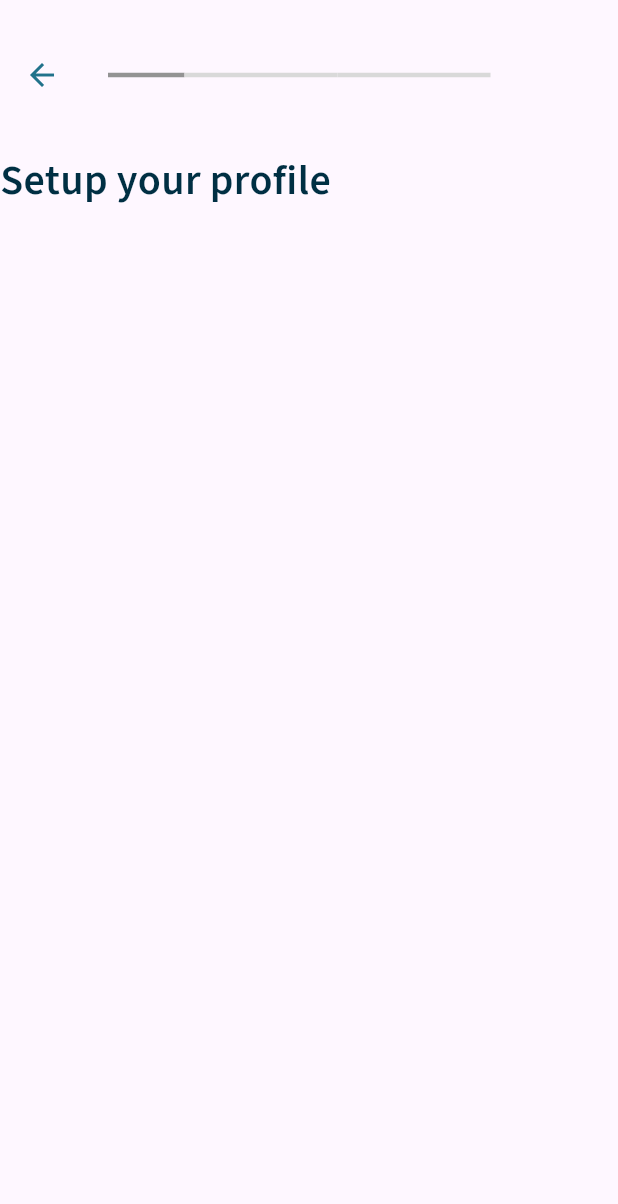
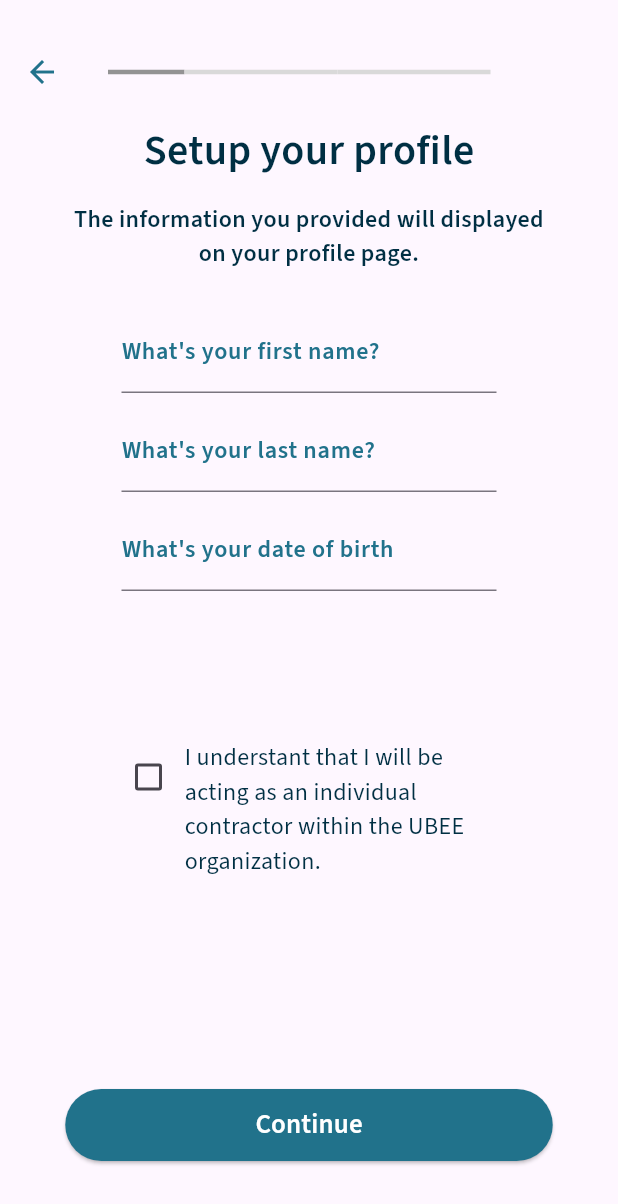
Before and after one commit to Boubakar3mc/ubee_mini, a Flutter app: the screen it shows after launch, on a phone screen of 412 x 824 dp. Shown: the top 1204 px of the screen. Run offline on Flutter 3.47's test engine with Material 3 defaults, Android fonts, the phone set to English and light mode, and no system bars; our stand-ins replace bloc, email_validator, equatable, firebase_auth, firebase_core, flutter_bloc and 1 more; accounts and stored records are empty; generated files the repository leaves out were written again.

Commit message:
Setup profile layout done

```diff
--- a/lib/core/components/progress_app_bar.dart
+++ b/lib/core/components/progress_app_bar.dart
@@ -8,18 +8,24 @@ class ProgressAppBar extends StatelessWidget implements PreferredSizeWidget {
   const ProgressAppBar({this.totalPart=5,this.currentPart=0,super.key});
 
   @override
-  Size get preferredSize => const Size.fromHeight(100);
+  Size get preferredSize => const Size.fromHeight(80);
 
   @override
   Widget build(BuildContext context) {
-    return AppBar(
-        leading: IconButton(
-            onPressed: () {},
-            icon: const Icon(Icons.arrow_back, color: themeBlueColor)),
-        toolbarHeight: preferredSize.height,
-        title: Row(
-          children: getProgressBar(currentPart),
-        ));
+    return Column(
+      children: [
+        const SizedBox(
+          height: 20,
+        ),
+        AppBar(
+            leading: IconButton(
+                onPressed: () {},
+                icon: const Icon(Icons.arrow_back, color: themeBlueColor)),
+            title: Row(
+              children: getProgressBar(currentPart),
+            )),
+      ],
+    );
   }
 
   List<Widget> getProgressBar(int current) {
--- a/lib/features/authentication/presentation/pages/setup_profile.dart
+++ b/lib/features/authentication/presentation/pages/setup_profile.dart
@@ -1,6 +1,8 @@
 import 'package:flutter/material.dart';
 import 'package:ubee_mini/core/components/progress_app_bar.dart';
 import 'package:ubee_mini/core/utils/colors_constants.dart';
+import 'package:ubee_mini/features/authentication/presentation/widget/dark_button.dart';
+import 'package:ubee_mini/features/authentication/presentation/widget/input_text_field.dart';
 
 class SetupProfile extends StatefulWidget {
   const SetupProfile({super.key});
@@ -10,17 +12,82 @@ class SetupProfile extends StatefulWidget {
 }
 
 class _SetupProfileState extends State<SetupProfile> {
+  TextEditingController firstNameController = TextEditingController();
+  TextEditingController lastNameController = TextEditingController();
+  TextEditingController birthDateController = TextEditingController();
+
+  bool? conditionChecked = false;
   @override
   Widget build(BuildContext context) {
-    return const Scaffold(
-      appBar: ProgressAppBar(),
-      body: Column(
-        children: [
-          Text('Setup your profile',style: TextStyle(color: themeDarkColor,fontSize: 28,fontWeight: FontWeight.w600),)
-        ],
+    return Scaffold(
+      resizeToAvoidBottomInset: false,
+      appBar: const ProgressAppBar(),
+      body: Center(
+        child: Column(
+          children: [
+            const Text(
+              'Setup your profile',
+              style: TextStyle(
+                  color: themeDarkColor,
+                  fontSize: 28,
+                  fontWeight: FontWeight.w600),
+            ),
+            const Padding(
+              padding: EdgeInsets.only(top:15),
+              child: SizedBox(
+                  width: 325,
+                  child: Text(
+                    'The information you provided will displayed on your profile page.',
+                    style: TextStyle(
+                        color: themeDarkColor,
+                        fontSize: 16,
+                        fontWeight: FontWeight.w600),
+                    textAlign: TextAlign.center,
+                  )),
+            ),
+            Padding(
+              padding: const EdgeInsets.only(top:25),
+              child: InputTextField("What's your first name?",
+                  controller: firstNameController, onChanged: () {}),
+            ),
+            Padding(
+              padding: const EdgeInsets.only(top:10),
+              child: InputTextField("What's your last name?",
+                  controller: lastNameController, onChanged: () {}),
+            ),
+            Padding(
+              padding: const EdgeInsets.only(top:10),
+              child: InputTextField("What's your date of birth",
+                  controller: birthDateController, onChanged: () {}),
+            ),
+            Padding(
+              padding: EdgeInsets.only(top:100),
+              child: Row(
+                mainAxisAlignment: MainAxisAlignment.center,
+                crossAxisAlignment: CrossAxisAlignment.start,
+                children: [
+                  Checkbox(
+                      value: conditionChecked,
+                      onChanged: (bool? value) {
+                        setState(() {
+                          conditionChecked = value;
+                        });
+                      },
+                      activeColor: const Color.fromARGB(255, 78, 145, 255),),
+                      Flexible(child: Container(
+                        width: 214,
+                        child: const Text('I understant that I will be acting as an individual contractor within the UBEE organization.',style: TextStyle(color: themeDarkColor,fontSize: 16,fontWeight: FontWeight.w400),))),
+                ],
+              ),
+            ),
+            const Expanded(child: SizedBox(),),
+            DarkButton('Continue', onPressed: (){}),
+            const SizedBox(
+                      height: 50,
+            ),
+          ],
+        ),
       ),
     );
   }
-
-
 }
```
